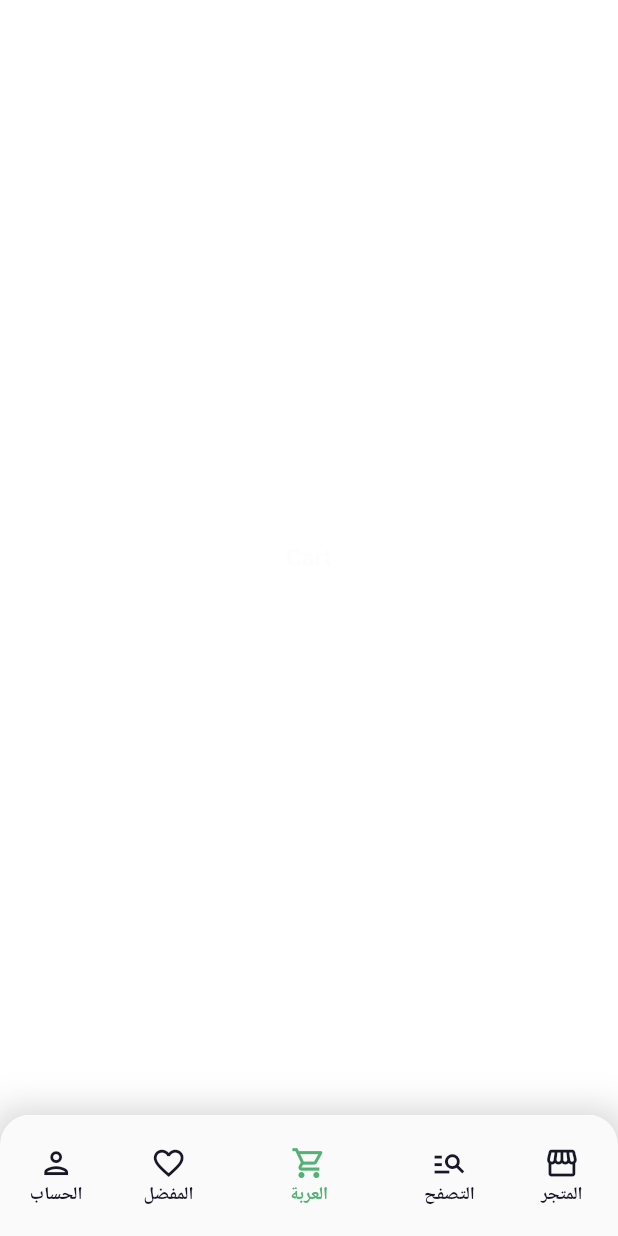
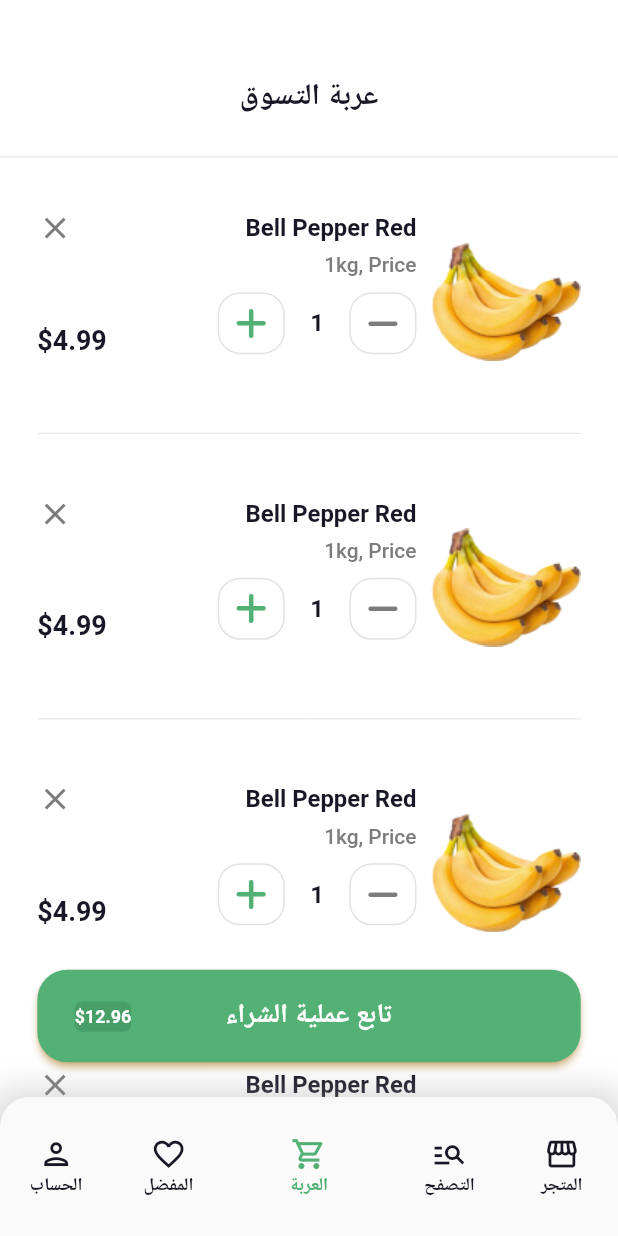
Before and after one commit to Mina329/nectar, a Flutter app: the HomeView screen opened by its route, item 3 of the bottom bar chosen, on a phone screen of 412 x 824 dp. Run offline on Flutter 3.47's test engine with Material 2 defaults, Android fonts, the light colour scheme and no system bars; our stand-ins replace device_preview, dots_indicator, easy_localization, expandable, flutter_bloc, flutter_phoenix and 5 more; accounts and stored records are empty; Roboto replaces fonts that are missing (assets/fonts/Gilroy-Bold.ttf, assets/fonts/Gilroy-Medium.ttf, assets/fonts/Gilroy-SemiBold.ttf).

Commit message:
add my cart screen

```diff
--- a/lib/core/l10n/ar.json
+++ b/lib/core/l10n/ar.json
@@ -17,5 +17,8 @@
     "productDetails"        : "مواصفات المنتج",
     "reviews"               : "التقيمات",
     "addToCart"             : "اضف الى العربة",
-    "findProducts"          : "ابحث عن المنتجات"
+    "findProducts"          : "ابحث عن المنتجات",
+    "myCart"                : "عربة التسوق",
+    "goToCheckout"          : "تابع عملية الشراء"
+
 }
--- a/lib/core/l10n/en.json
+++ b/lib/core/l10n/en.json
@@ -17,5 +17,7 @@
     "productDetails"        : "Product Details",
     "reviews"               : "ٌReviews",
     "addToCart"             : "Add To Cart",
-    "findProducts"          : "Find Products"
+    "findProducts"          : "Find Products",
+    "myCart"                : "My Cart",
+    "goToCheckout"          : "Go to Checkout"
 }
--- a/lib/core/utils/color_manager.dart
+++ b/lib/core/utils/color_manager.dart
@@ -9,6 +9,8 @@ class ColorManager {
   static const greySmall = Color(0xff7C7C7C);
   static const darkBlue = Color(0xff181725);
   static const green = Color(0xff53B175);
+  static const darkGreen = Color(0xff489E67);
+
 
 // ############### SCAFFOLD #############
   static const whiteBackground = Color(0xffffffff);
--- a/lib/core/utils/strings_manager.dart
+++ b/lib/core/utils/strings_manager.dart
@@ -18,4 +18,6 @@ abstract class StringsManager {
   static const reviews = "reviews";
   static const addToCart = "addToCart";
   static const findProducts = "findProducts";
+  static const myCart = "myCart";
+  static const goToCheckout = "goToCheckout";
 }
--- a/lib/core/widgets/custom_app_bar.dart
+++ b/lib/core/widgets/custom_app_bar.dart
@@ -7,9 +7,15 @@ class CustomAppBar extends StatelessWidget {
   @override
   Widget build(BuildContext context) {
     return SliverToBoxAdapter(
-      child: SizedBox(
+      child: Container(
         height: 105.h,
         width: double.infinity,
+        decoration: const BoxDecoration(
+          borderRadius: BorderRadius.only(
+            bottomRight: Radius.circular(15),
+            bottomLeft: Radius.circular(15),
+          ),
+        ),
         child: Align(
           alignment: Alignment.bottomCenter,
           child: Padding(
--- /dev/null
+++ b/lib/core/widgets/custom_rounded_square_widget.dart
@@ -0,0 +1,28 @@
+import 'package:flutter/material.dart';
+import 'package:flutter_screenutil/flutter_screenutil.dart';
+import '../utils/color_manager.dart';
+
+class CustomRoundedSquareWidget extends StatelessWidget {
+  const CustomRoundedSquareWidget({
+    super.key,
+    required this.child,
+  });
+  final Widget child;
+  @override
+  Widget build(BuildContext context) {
+    return Container(
+        width: 45.w,
+        height: 45.h,
+        decoration: BoxDecoration(
+          border: Border.all(
+            color: Theme.of(context).brightness == Brightness.light
+                ? ColorManager.borderColorLIGHT
+                : ColorManager.borderColorDARK,
+          ),
+          borderRadius: const BorderRadius.all(
+            Radius.circular(15),
+          ),
+        ),
+        child: child);
+  }
+}
--- a/lib/features/cart/presentation/view/cart_view.dart
+++ b/lib/features/cart/presentation/view/cart_view.dart
@@ -1,10 +1,11 @@
 import 'package:flutter/material.dart';
+import 'package:nectar/features/cart/presentation/view/widgets/cart_view_body.dart';
 
 class CartView extends StatelessWidget {
   const CartView({super.key});
 
   @override
   Widget build(BuildContext context) {
-    return const Center(child: Text("Cart"));
+    return const CartViewBody();
   }
 }
--- /dev/null
+++ b/lib/features/cart/presentation/view/widgets/cart_item.dart
@@ -0,0 +1,160 @@
+import 'package:flutter/material.dart';
+import 'package:flutter_screenutil/flutter_screenutil.dart';
+import 'package:font_awesome_flutter/font_awesome_flutter.dart';
+import '../../../../../core/utils/assets_manager.dart';
+import '../../../../../core/utils/color_manager.dart';
+import '../../../../../core/widgets/custom_rounded_square_widget.dart';
+
+class CartItem extends StatelessWidget {
+  const CartItem({super.key});
+
+  @override
+  Widget build(BuildContext context) {
+    return SizedBox(
+      width: 364.w,
+      height: 207.h,
+      child: Column(
+        children: [
+          SizedBox(
+            height: 30.h,
+          ),
+          SizedBox(
+            height: 133.h,
+            width: 364.w,
+            child: Row(
+              children: [
+                _buildImage(),
+                SizedBox(
+                  width: 10.w,
+                ),
+                SizedBox(
+                  height: 133.h,
+                  width: 254.w,
+                  child: Column(
+                    mainAxisAlignment: MainAxisAlignment.start,
+                    crossAxisAlignment: CrossAxisAlignment.start,
+                    children: [
+                      _buildTitleAndClose(context),
+                      SizedBox(
+                        height: 5.h,
+                      ),
+                      _buildQuantity(context),
+                      SizedBox(
+                        height: 10.h,
+                      ),
+                      _buildActionButtonsWithPrice(context)
+                    ],
+                  ),
+                )
+              ],
+            ),
+          ),
+          SizedBox(
+            height: 20.h,
+          ),
+          const Divider(),
+        ],
+      ),
+    );
+  }
+
+  Image _buildImage() {
+    return Image.asset(
+      "assets/images/banana.png",
+      height: 96.h,
+      width: 100.w,
+    );
+  }
+
+  SizedBox _buildActionButtonsWithPrice(BuildContext context) {
+    return SizedBox(
+      height: 47.h,
+      child: Row(
+        mainAxisAlignment: MainAxisAlignment.spaceBetween,
+        crossAxisAlignment: CrossAxisAlignment.end,
+        children: [
+          _buildActionButtons(context),
+          Text(
+            "\$4.99",
+            style: Theme.of(context).textTheme.labelMedium!.copyWith(
+                  fontFamily: AssetsManager.gilroySemiBold,
+                  fontWeight: FontWeight.w600,
+                  fontSize: 18.sp,
+                ),
+          )
+        ],
+      ),
+    );
+  }
+
+  SizedBox _buildActionButtons(BuildContext context) {
+    return SizedBox(
+      height: 47.h,
+      child: Row(
+        children: [
+          GestureDetector(
+            onTap: () {},
+            child: CustomRoundedSquareWidget(
+              child: Icon(
+                FontAwesomeIcons.minus,
+                color: Theme.of(context).brightness == Brightness.light
+                    ? ColorManager.greySmall
+                    : ColorManager.grayOpacity,
+              ),
+            ),
+          ),
+          SizedBox(
+            width: 17.w,
+          ),
+          Text(
+            "1",
+            style: Theme.of(context).textTheme.labelMedium,
+          ),
+          SizedBox(
+            width: 17.w,
+          ),
+          GestureDetector(
+            onTap: () {},
+            child: CustomRoundedSquareWidget(
+              child: Icon(
+                FontAwesomeIcons.plus,
+                color: Theme.of(context).brightness == Brightness.light
+                    ? ColorManager.green
+                    : ColorManager.grayOpacity,
+              ),
+            ),
+          ),
+        ],
+      ),
+    );
+  }
+
+  Text _buildQuantity(BuildContext context) {
+    return Text(
+      "1kg, Price",
+      textAlign: TextAlign.center,
+      style: Theme.of(context).textTheme.bodySmall!.copyWith(
+          fontFamily: AssetsManager.gilroyMedium, fontWeight: FontWeight.w500),
+    );
+  }
+
+  Row _buildTitleAndClose(BuildContext context) {
+    return Row(
+      mainAxisAlignment: MainAxisAlignment.spaceBetween,
+      children: [
+        Text(
+          "Bell Pepper Red",
+          textAlign: TextAlign.center,
+          style: Theme.of(context).textTheme.titleSmall,
+        ),
+        GestureDetector(
+          onTap: () {},
+          child: const Icon(
+            Icons.close,
+            color: ColorManager.greySmall,
+          ),
+        )
+      ],
+    );
+  }
+}
--- /dev/null
+++ b/lib/features/cart/presentation/view/widgets/cart_item_list_view.dart
@@ -0,0 +1,27 @@
+import 'package:flutter/material.dart';
+import 'package:flutter_screenutil/flutter_screenutil.dart';
+import 'package:go_router/go_router.dart';
+
+import '../../../../../core/utils/app_router.dart';
+import 'cart_item.dart';
+
+class CartItemListView extends StatelessWidget {
+  const CartItemListView({super.key});
+
+  @override
+  Widget build(BuildContext context) {
+    return SliverList(
+      delegate: SliverChildBuilderDelegate(
+        (context, index) => Padding(
+          padding: EdgeInsets.symmetric(horizontal: 25.w),
+          child: GestureDetector(
+              onTap: () {
+                GoRouter.of(context).push(AppRouter.kItemDetailsView);
+              },
+              child: const CartItem()),
+        ),
+        childCount: 10,
+      ),
+    );
+  }
+}
--- /dev/null
+++ b/lib/features/cart/presentation/view/widgets/cart_total_price.dart
@@ -0,0 +1,37 @@
+import 'package:flutter/material.dart';
+import 'package:flutter_screenutil/flutter_screenutil.dart';
+import '../../../../../core/utils/color_manager.dart';
+
+class CartTotalPrice extends StatelessWidget {
+  const CartTotalPrice({
+    super.key,
+    required this.isArabic,
+  });
+  final bool isArabic;
+  @override
+  Widget build(BuildContext context) {
+    return Positioned(
+      right: isArabic ? null : 50.w,
+      left: isArabic ? 50.w : null,
+      bottom: 47.h,
+      child: Container(
+        height: 22.h,
+        decoration: const BoxDecoration(
+          color: ColorManager.darkGreen,
+          borderRadius: BorderRadius.all(
+            Radius.circular(5),
+          ),
+        ),
+        child: Center(
+          child: Text(
+            "\$12.96",
+            style: Theme.of(context)
+                .textTheme
+                .labelLarge!
+                .copyWith(fontSize: 12.sp),
+          ),
+        ),
+      ),
+    );
+  }
+}
--- /dev/null
+++ b/lib/features/cart/presentation/view/widgets/cart_view_body.dart
@@ -0,0 +1,42 @@
+import 'package:easy_localization/easy_localization.dart';
+import 'package:flutter/material.dart';
+import 'package:flutter_screenutil/flutter_screenutil.dart';
+import 'package:nectar/core/l10n/locales.dart';
+import 'package:nectar/core/utils/strings_manager.dart';
+import '../../../../../core/widgets/custom_app_bar.dart';
+import 'cart_item_list_view.dart';
+import 'cart_total_price.dart';
+import 'checkout_button.dart';
+
+class CartViewBody extends StatelessWidget {
+  const CartViewBody({super.key});
+
+  @override
+  Widget build(BuildContext context) {
+    return Stack(
+      children: [
+        CustomScrollView(
+          physics: const BouncingScrollPhysics(),
+          slivers: [
+            CustomAppBar(
+              title: StringsManager.myCart.tr(),
+            ),
+            const SliverToBoxAdapter(
+              child: Divider(),
+            ),
+            const CartItemListView(),
+            SliverToBoxAdapter(
+              child: SizedBox(
+                height: 67.h,
+              ),
+            ),
+          ],
+        ),
+        const CheckoutButton(),
+        CartTotalPrice(
+          isArabic: context.locale == ARABIC_LOCALE,
+        ),
+      ],
+    );
+  }
+}
--- /dev/null
+++ b/lib/features/cart/presentation/view/widgets/checkout_button.dart
@@ -0,0 +1,26 @@
+import 'package:easy_localization/easy_localization.dart';
+import 'package:flutter/material.dart';
+import 'package:flutter_screenutil/flutter_screenutil.dart';
+import 'package:nectar/core/utils/strings_manager.dart';
+import '../../../../../core/widgets/custom_elevated_btn.dart';
+
+class CheckoutButton extends StatelessWidget {
+  const CheckoutButton({super.key});
+
+  @override
+  Widget build(BuildContext context) {
+    return Positioned(
+      bottom: 25.h,
+      left: 25.w,
+      right: 25.w,
+      child: SizedBox(
+        width: 364.w,
+        height: 67.h,
+        child: CustomElevatedBtn(
+            onPressed: () {},
+            txt: StringsManager.goToCheckout.tr(),
+            style: Theme.of(context).textTheme.labelLarge!),
+      ),
+    );
+  }
+}
--- a/lib/features/home/presentation/view/home_view.dart
+++ b/lib/features/home/presentation/view/home_view.dart
@@ -1,4 +1,3 @@
-import 'dart:io';
 
 import 'package:flutter/material.dart';
 import 'package:flutter_bloc/flutter_bloc.dart';
@@ -31,7 +30,7 @@ class HomeView extends StatelessWidget {
           return Scaffold(
             resizeToAvoidBottomInset: true,
             bottomNavigationBar: CustomBottomNavigationBar(
-              height: Platform.isAndroid   ? 88 : 99, // TODO:: Is Android ?
+              height: false   ? 88 : 101, // TODO:: Is Android ? Platform.isAndroid
               onItemTapped: (p0) =>
                   BlocProvider.of<NavigationBarCubit>(context).changeIndex(p0),
               selectedIndex:
--- a/lib/features/shop/presentation/view/widgets/item_title_price.dart
+++ b/lib/features/shop/presentation/view/widgets/item_title_price.dart
@@ -1,7 +1,7 @@
-
 import 'package:flutter/material.dart';
 import 'package:flutter_screenutil/flutter_screenutil.dart';
 import 'package:font_awesome_flutter/font_awesome_flutter.dart';
+import 'package:nectar/core/widgets/custom_rounded_square_widget.dart';
 
 import '../../../../../core/utils/assets_manager.dart';
 import '../../../../../core/utils/color_manager.dart';
@@ -58,20 +58,7 @@ class ItemTitlePrice extends StatelessWidget {
                         : ColorManager.grayOpacity,
                   ),
                 ),
-                Container(
-                  width: 45.w,
-                  height: 45.h,
-                  decoration: BoxDecoration(
-                    border: Border.all(
-                      color:
-                          Theme.of(context).brightness == Brightness.light
-                              ? ColorManager.borderColorLIGHT
-                              : ColorManager.borderColorDARK,
-                    ),
-                    borderRadius: const BorderRadius.all(
-                      Radius.circular(15),
-                    ),
-                  ),
+                CustomRoundedSquareWidget(
                   child: Center(
                     child: Text(
                       "1",
```
